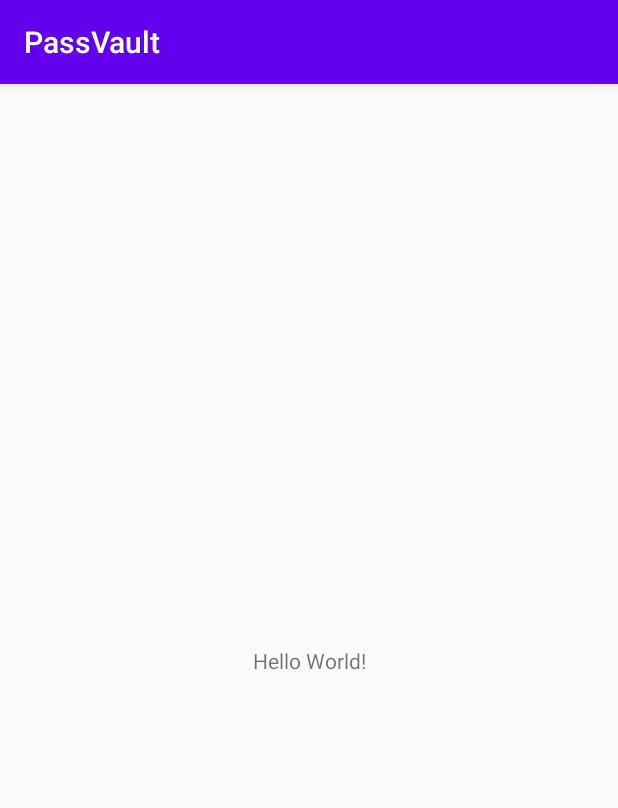
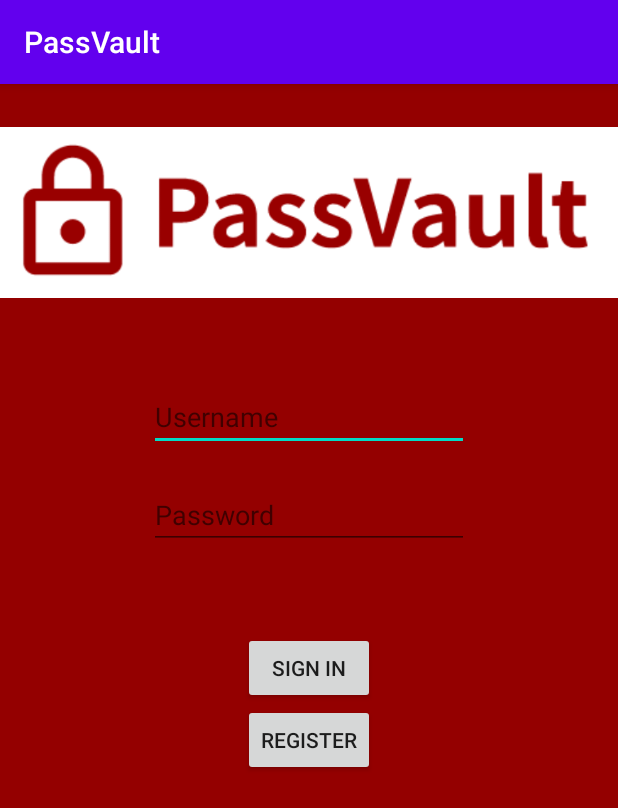
Before and after one commit to LasseLund-Egmose/PassVault, an Android app: the screen it shows after launch (MainActivity), on a phone screen of 412 x 824 dp. Shown: the top 808 px of the screen. Run offline under Robolectric (Android 15) with nearby library versions, the phone set to English and light mode, and no system bars.

Commit message:
layouts for login and generate password

```diff
--- a/app/src/main/res/layout/activity_main.xml
+++ b/app/src/main/res/layout/activity_main.xml
@@ -4,15 +4,68 @@
     xmlns:tools="http://schemas.android.com/tools"
     android:layout_width="match_parent"
     android:layout_height="match_parent"
+    android:background="#940000"
     tools:context=".MainActivity">
 
-    <TextView
+
+    <EditText
+        android:id="@+id/username"
         android:layout_width="wrap_content"
         android:layout_height="wrap_content"
-        android:text="Hello World!"
+        android:layout_marginTop="44dp"
+        android:ems="10"
+        android:hint="Username"
+        android:textColorHint="#400000"
+        app:layout_constraintEnd_toEndOf="parent"
+        app:layout_constraintStart_toStartOf="parent"
+        app:layout_constraintTop_toBottomOf="@+id/imageView" />
+
+    <EditText
+        android:id="@+id/Password"
+        android:layout_width="wrap_content"
+        android:layout_height="wrap_content"
+        android:layout_marginTop="20dp"
+        android:ems="10"
+        android:hint="Password"
+        android:inputType="textPassword"
+        android:textColorHint="#400000"
+        app:layout_constraintEnd_toEndOf="parent"
+        app:layout_constraintStart_toStartOf="parent"
+        app:layout_constraintTop_toBottomOf="@+id/username" />
+
+
+    <ImageView
+        android:id="@+id/imageView"
+        android:layout_width="wrap_content"
+        android:layout_height="wrap_content"
+        android:layout_marginTop="16dp"
+        app:layout_constraintEnd_toEndOf="parent"
+        app:layout_constraintHorizontal_bias="0.0"
+        app:layout_constraintStart_toStartOf="parent"
+        app:layout_constraintTop_toTopOf="parent"
+        app:srcCompat="@drawable/unknown" />
+
+    <Button
+        android:id="@+id/signInButton"
+        android:layout_width="wrap_content"
+        android:layout_height="wrap_content"
+        android:text="Sign in"
         app:layout_constraintBottom_toBottomOf="parent"
-        app:layout_constraintLeft_toLeftOf="parent"
-        app:layout_constraintRight_toRightOf="parent"
-        app:layout_constraintTop_toTopOf="parent" />
+        app:layout_constraintEnd_toEndOf="parent"
+        app:layout_constraintStart_toStartOf="parent"
+        app:layout_constraintTop_toBottomOf="@+id/Password"
+        app:layout_constraintVertical_bias="0.135" />
+
+    <Button
+        android:id="@+id/registerButton"
+        android:layout_width="wrap_content"
+        android:layout_height="wrap_content"
+        android:text="Register"
+        app:layout_constraintBottom_toBottomOf="parent"
+        app:layout_constraintEnd_toEndOf="parent"
+        app:layout_constraintHorizontal_bias="0.501"
+        app:layout_constraintStart_toStartOf="parent"
+        app:layout_constraintTop_toBottomOf="@+id/signInButton"
+        app:layout_constraintVertical_bias="0.0" />
 
 </androidx.constraintlayout.widget.ConstraintLayout>
```
Also changed, not shown: app/src/main/res/layout/activity_generatepass.xml (added, +98 -0 lines), app/src/main/res/drawable/unknown.png (added).
